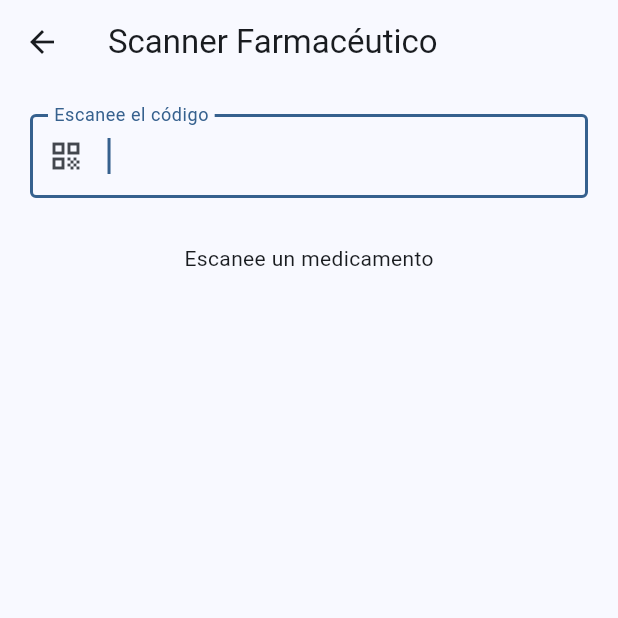
After one commit to juand0825/Rebajon-USC, a Flutter app: the ScannerView screen opened directly, on a phone screen of 412 x 824 dp, the top half of it. The commit adds this screen. Run offline on Flutter 3.47's test engine with Material 3 defaults, Android fonts, the phone set to English and light mode, and no system bars; missing offline and left inert: mysql_client.

Commit message:
scanner :D

```diff
--- /dev/null
+++ b/flutter_proyect_rebajaon_app/lib/Controllers/scanner_controller.dart
@@ -0,0 +1,13 @@
+import '../DAO/scanner_dao.dart';
+import '../models/scanner_model.dart';
+
+class ScannerController {
+
+  final ScannerDao scannerDao = ScannerDao();
+
+  Future<ScannerModel?> buscarMedicamento(
+      String codigo) async {
+
+    return await scannerDao.buscarPorCodigo(codigo);
+  }
+}
--- /dev/null
+++ b/flutter_proyect_rebajaon_app/lib/View/scanner_view.dart
@@ -0,0 +1,157 @@
+import 'package:flutter/material.dart';
+
+import '../Controllers/scanner_controller.dart';
+import '../models/scanner_model.dart';
+
+class ScannerView extends StatefulWidget {
+
+  const ScannerView({super.key});
+
+  @override
+  State<ScannerView> createState() =>
+      _ScannerViewState();
+}
+
+class _ScannerViewState
+    extends State<ScannerView> {
+
+  final scannerController =
+      ScannerController();
+
+  final codigoCtrl =
+      TextEditingController();
+
+  ScannerModel? medicamento;
+
+  bool cargando = false;
+
+  Future<void> buscarCodigo(
+      String codigo) async {
+
+    setState(() {
+      cargando = true;
+    });
+
+    final resultado =
+        await scannerController
+            .buscarMedicamento(codigo);
+
+    setState(() {
+
+      medicamento = resultado;
+
+      cargando = false;
+    });
+
+    codigoCtrl.clear();
+  }
+
+  @override
+  Widget build(BuildContext context) {
+
+    return Scaffold(
+
+      appBar: AppBar(
+        title: const Text(
+          "Scanner Farmacéutico",
+        ),
+      ),
+
+      body: Padding(
+        padding: const EdgeInsets.all(20),
+
+        child: Column(
+
+          children: [
+
+            TextField(
+
+              controller: codigoCtrl,
+
+              autofocus: true,
+
+              onSubmitted: buscarCodigo,
+
+              decoration: const InputDecoration(
+
+                labelText:
+                    "Escanee el código",
+
+                border:
+                    OutlineInputBorder(),
+
+                prefixIcon:
+                    Icon(Icons.qr_code),
+              ),
+            ),
+
+            const SizedBox(height: 30),
+
+            if (cargando)
+              const CircularProgressIndicator(),
+
+            if (medicamento != null)
+              Card(
+
+                elevation: 5,
+
+                child: Padding(
+
+                  padding:
+                      const EdgeInsets.all(20),
+
+                  child: Column(
+
+                    crossAxisAlignment:
+                        CrossAxisAlignment.start,
+
+                    children: [
+
+                      Text(
+                        medicamento!.nombre,
+
+                        style:
+                            const TextStyle(
+                          fontSize: 22,
+                          fontWeight:
+                              FontWeight.bold,
+                        ),
+                      ),
+
+                      const SizedBox(height: 10),
+
+                      Text(
+                        "Código: "
+                        "${medicamento!.codigoBarras}",
+                      ),
+
+                      Text(
+                        "Lote: "
+                        "${medicamento!.numeroLote}",
+                      ),
+
+                      Text(
+                        "Stock: "
+                        "${medicamento!.cantidadDisponible}",
+                      ),
+
+                      Text(
+                        "Vence: "
+                        "${medicamento!.fechaVencimiento}",
+                      ),
+                    ],
+                  ),
+                ),
+              ),
+
+            if (medicamento == null &&
+                !cargando)
+              const Text(
+                "Escanee un medicamento",
+              ),
+          ],
+        ),
+      ),
+    );
+  }
+}
--- a/flutter_proyect_rebajaon_app/lib/database/db_connection.dart
+++ b/flutter_proyect_rebajaon_app/lib/database/db_connection.dart
@@ -10,9 +10,9 @@ class DbConnection {
 
     _connection = await MySQLConnection.createConnection(
       host: '127.0.0.1',
-      port: 3306,
+      port: 3308,
       userName: 'root',
-      password: '082513',
+      password: 'Arc11@22',
       databaseName: 'farmacia',
     );
 
--- /dev/null
+++ b/flutter_proyect_rebajaon_app/lib/models/scanner_model.dart
@@ -0,0 +1,34 @@
+class ScannerModel {
+
+  final String nombre;
+  final String codigoBarras;
+  final String numeroLote;
+  final int cantidadDisponible;
+  final String fechaVencimiento;
+
+  ScannerModel({
+    required this.nombre,
+    required this.codigoBarras,
+    required this.numeroLote,
+    required this.cantidadDisponible,
+    required this.fechaVencimiento,
+  });
+
+  factory ScannerModel.fromMap(Map<String, dynamic> map) {
+
+    return ScannerModel(
+
+      nombre: map['nombre'] ?? '',
+
+      codigoBarras: map['codigo_barras'] ?? '',
+
+      numeroLote: map['numero_lote'] ?? '',
+
+      cantidadDisponible:
+          int.parse(map['cantidad_disponible'].toString()),
+
+      fechaVencimiento:
+          map['fecha_vencimiento'] ?? '',
+    );
+  }
+}
```
Also changed, not shown: flutter_proyect_rebajaon_app/lib/DAO/lote_dao.dart (+142 -17 lines), flutter_proyect_rebajaon_app/lib/DAO/scanner_dao.dart (added, +44 -0 lines), flutter_proyect_rebajaon_app/lib/View/farmaceutico_view.dart (+40 -9 lines), flutter_proyect_rebajaon_app/lib/View/medicamentos_view.dart (+121 -8 lines).
